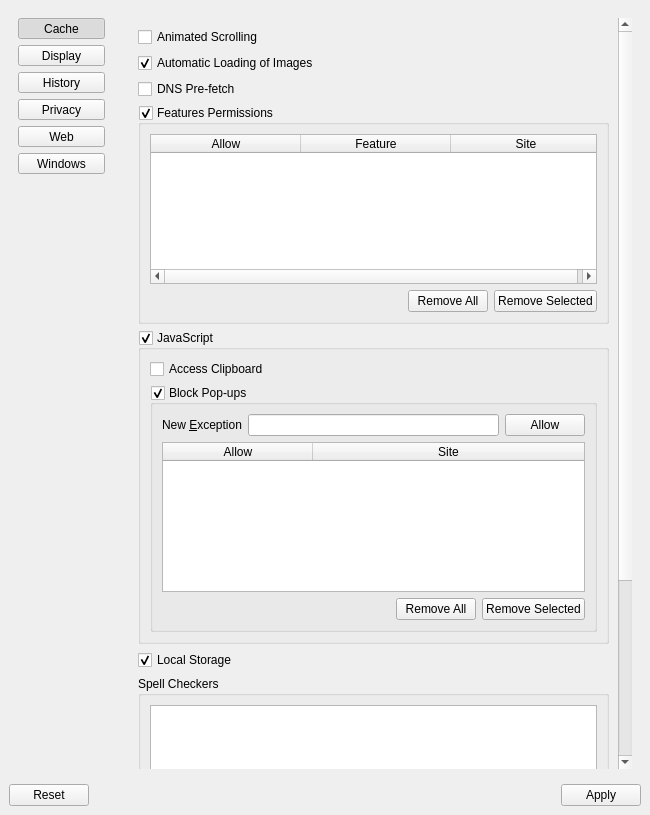
The window that 2.x/UI/dooble_settings.ui (textbrowser/dooble) describes before a commit, drawn with Qt 5.
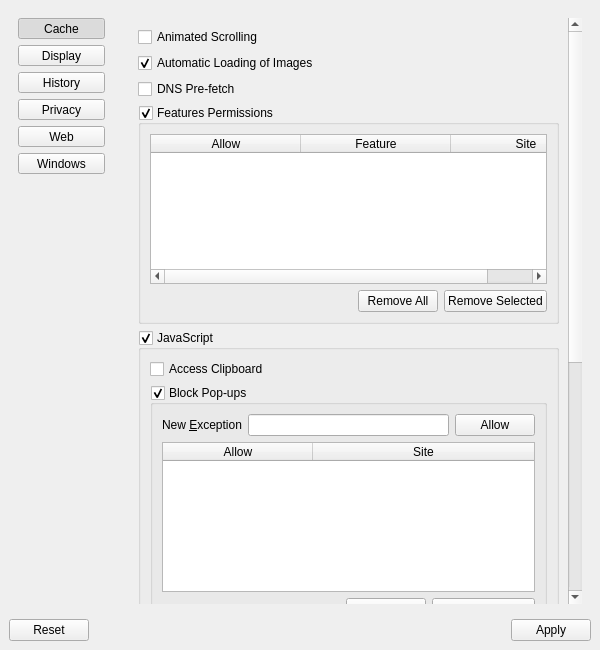
The same window after the commit. The open tabs and pages were chosen to show the change. Icons and pictures are not drawn.

Patch:
```diff
--- a/2.x/UI/dooble_settings.ui
+++ b/2.x/UI/dooble_settings.ui
@@ -6,8 +6,8 @@
    <rect>
     <x>0</x>
     <y>0</y>
-    <width>650</width>
-    <height>815</height>
+    <width>600</width>
+    <height>650</height>
    </rect>
   </property>
   <property name="windowTitle">
@@ -47,7 +47,7 @@
            <x>0</x>
            <y>0</y>
            <width>105</width>
-           <height>759</height>
+           <height>594</height>
           </rect>
          </property>
          <layout class="QVBoxLayout" name="verticalLayout">
@@ -1340,7 +1340,7 @@
               <rect>
                <x>0</x>
                <y>0</y>
-               <width>487</width>
+               <width>437</width>
                <height>1134</height>
               </rect>
              </property>
```
